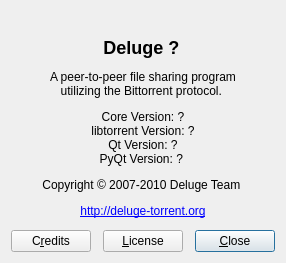
Old version of the form deluge_qt/ui/AboutDialog.ui in the repository nnemkin/deluge_qt.
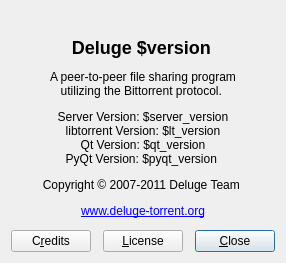
New version of the form. Icons and pictures are not drawn.

Commit message: About box update.

```diff
--- a/deluge_qt/ui/AboutDialog.ui
+++ b/deluge_qt/ui/AboutDialog.ui
@@ -46,15 +46,18 @@
    <item>
     <widget class="QLabel" name="label_about">
      <property name="text">
-      <string notr="true">&lt;h2&gt;Deluge ?&lt;/h2&gt;
+      <string notr="true">&lt;h2&gt;Deluge $version&lt;/h2&gt;
 
 &lt;p&gt;A peer-to-peer file sharing program&lt;br/&gt;utilizing the Bittorrent protocol.&lt;/p&gt;
 
-&lt;p&gt;Core Version: ?&lt;br/&gt;libtorrent Version: ?&lt;br/&gt;Qt Version: ?&lt;br/&gt;PyQt Version: ?&lt;/p&gt;
+&lt;p&gt;Server Version: $server_version&lt;br/&gt;
+libtorrent Version: $lt_version&lt;br/&gt;
+Qt Version: $qt_version&lt;br/&gt;
+PyQt Version: $pyqt_version&lt;/p&gt;
 
-&lt;p&gt;Copyright &amp;copy; 2007-2010 Deluge Team&lt;/p&gt;
+&lt;p&gt;Copyright &amp;copy; 2007-2011 Deluge Team&lt;/p&gt;
 
-&lt;p&gt;&lt;a href=&quot;http://deluge-torrent.org&quot;&gt;http://deluge-torrent.org&lt;/a&gt;&lt;/p&gt;</string>
+&lt;p&gt;&lt;a href=&quot;http://deluge-torrent.org&quot;&gt;www.deluge-torrent.org&lt;/a&gt;&lt;/p&gt;</string>
      </property>
      <property name="alignment">
       <set>Qt::AlignCenter</set>
```
Left out of the diff: 3 changed lines with no effect on the pictures. The commit also changes 1 other file.
